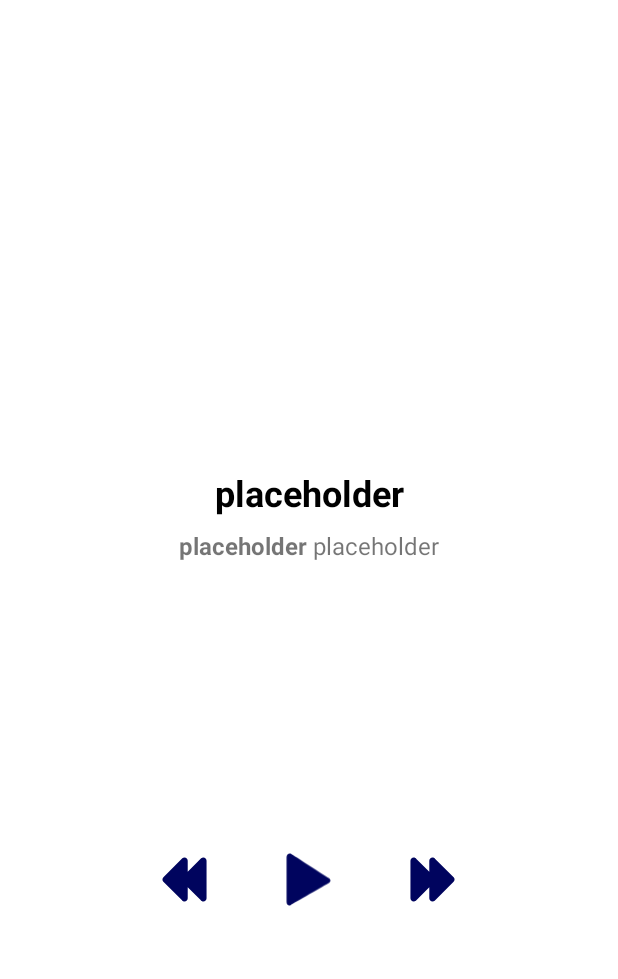
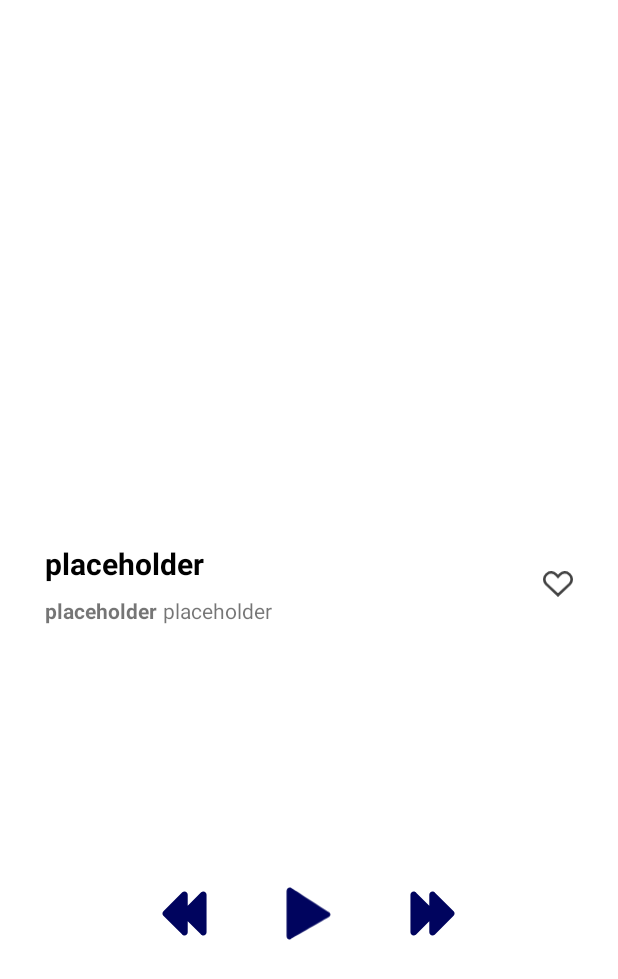
Before and after one commit to LeoKwo/wavelength, an Android app: the layout activity_player.xml on its own in the app's theme, with its tools: preview values and no code run, on a phone screen of 412 x 824 dp. Shown: the top 979 px of the screen. Run offline under Robolectric (Android 15) with nearby library versions, the phone set to English and light mode, and no system bars.

Commit message:
users can now favorite/unfavorite a song

```diff
--- a/app/src/main/java/com/example/wavelength/api/MusicAPI.kt
+++ b/app/src/main/java/com/example/wavelength/api/MusicAPI.kt
@@ -3,10 +3,14 @@ package com.example.wavelength.api
 import com.example.wavelength.model.Song
 import retrofit2.Response
 import retrofit2.http.GET
+import retrofit2.http.POST
+import retrofit2.http.Path
 
 interface MusicAPI {
     // for testing
     @GET("all")
     suspend fun getSongs(): Response<List<Song>>
 
+    @POST("fav/{id}/{fav}")
+    suspend fun favSong(@Path("id") id: String, @Path("fav") fav: Boolean)
 }
--- /dev/null
+++ b/app/src/main/res/drawable/ic_heart_outline.xml
@@ -0,0 +1,11 @@
+<vector xmlns:android="http://schemas.android.com/apk/res/android"
+    android:width="230dp"
+    android:height="198dp"
+    android:viewportWidth="230"
+    android:viewportHeight="198">
+  <path
+      android:pathData="M28.31,24.27L28.31,24.26C48.79,5.1 80.93,6.16 100.11,26.64L100.15,26.69L100.2,26.73L107.79,34.64L115,42.14L122.21,34.64L129.8,26.73L129.85,26.69L129.89,26.64C149.07,6.16 181.21,5.1 201.7,24.26L201.7,24.27L203.92,26.35C203.92,26.35 203.92,26.35 203.92,26.35C203.92,26.35 203.92,26.35 203.92,26.35C224.32,45.45 225.45,77.43 206.5,97.92L115,183.74L23.5,97.92C4.55,77.43 5.68,45.45 26.08,26.35C26.08,26.35 26.08,26.35 26.08,26.35C26.08,26.35 26.08,26.35 26.08,26.35L28.31,24.27Z"
+      android:strokeWidth="20"
+      android:fillColor="#00000000"
+      android:strokeColor="#000000"/>
+</vector>
--- a/app/src/main/res/layout/activity_player.xml
+++ b/app/src/main/res/layout/activity_player.xml
@@ -6,10 +6,19 @@
     android:layout_height="match_parent"
     tools:context=".PlayerActivity">
 
+    <androidx.appcompat.widget.Toolbar
+        android:id="@+id/tbPlayer"
+        app:layout_constraintTop_toTopOf="parent"
+        android:layout_width="match_parent"
+        android:layout_height="50dp"
+        >
+
+    </androidx.appcompat.widget.Toolbar>
+
     <ImageView
         android:id="@+id/ivAlbumArt"
-        android:layout_width="250dp"
-        android:layout_height="250dp"
+        android:layout_width="300dp"
+        android:layout_height="300dp"
         android:layout_marginTop="50dp"
         app:layout_constraintStart_toStartOf="parent"
         app:layout_constraintEnd_toEndOf="parent"
@@ -22,10 +31,10 @@
         android:layout_width="wrap_content"
         android:layout_height="wrap_content"
         app:layout_constraintStart_toStartOf="parent"
-        app:layout_constraintEnd_toEndOf="parent"
         app:layout_constraintTop_toBottomOf="@id/ivAlbumArt"
-        android:textSize="24sp"
+        android:textSize="20sp"
         android:layout_marginTop="12dp"
+        android:layout_marginLeft="30dp"
         android:textStyle="bold"
         android:text="placeholder"
         android:textColor="@color/black"
@@ -36,9 +45,9 @@
         android:layout_width="wrap_content"
         android:layout_height="wrap_content"
         android:layout_marginTop="4dp"
+        android:layout_marginLeft="30dp"
         app:layout_constraintTop_toBottomOf="@id/tvSongTitle"
         app:layout_constraintStart_toStartOf="parent"
-        app:layout_constraintEnd_toEndOf="parent"
         >
         <TextView
             android:id="@+id/tvSongArtist"
@@ -46,7 +55,7 @@
             android:layout_height="wrap_content"
             android:layout_marginTop="4dp"
             android:layout_marginRight="4dp"
-            android:textSize="16sp"
+            android:textSize="14sp"
             android:text="placeholder"
             android:textStyle="bold"
             />
@@ -56,10 +65,21 @@
             android:layout_width="wrap_content"
             android:layout_height="wrap_content"
             android:layout_marginTop="4dp"
-            android:textSize="16sp"
+            android:textSize="14sp"
             android:text="placeholder"
             />
     </androidx.appcompat.widget.LinearLayoutCompat>
+
+    <ImageView
+        android:id="@+id/ivFav"
+        app:layout_constraintEnd_toEndOf="parent"
+        app:layout_constraintTop_toTopOf="@id/tvSongTitle"
+        app:layout_constraintBottom_toBottomOf="@id/llArtistAlbum"
+        android:layout_marginRight="30dp"
+        android:layout_width="20dp"
+        android:layout_height="20dp"
+        android:src="@drawable/ic_heart_outline"
+        app:tint="@color/dark_gray" />
 
     <androidx.appcompat.widget.LinearLayoutCompat
         android:id="@+id/clControl"
--- a/app/src/main/res/layout/item_song.xml
+++ b/app/src/main/res/layout/item_song.xml
@@ -70,12 +70,11 @@
         app:layout_constraintRight_toRightOf="parent"
         app:layout_constraintTop_toTopOf="parent"
         app:layout_constraintBottom_toBottomOf="parent"
-        android:visibility="invisible"
         android:layout_marginLeft="8dp"
         android:layout_width="20dp"
         android:layout_height="20dp"
-        android:src="@drawable/ic_heart"
-        android:tint="@color/red"
+        android:src="@drawable/ic_heart_outline"
+        android:tint="@color/dark_gray"
         >
 
     </androidx.appcompat.widget.AppCompatImageView>
--- a/app/src/main/res/values/colors.xml
+++ b/app/src/main/res/values/colors.xml
@@ -4,6 +4,7 @@
     <color name="white">#FFFFFFFF</color>
     <color name="red">#FF2E2E</color>
     <color name="gray">#DBDBDB</color>
+    <color name="dark_gray">#424242</color>
     <color name="dark_blue">#00045E</color>
     <color name="blue">#0007A1</color>
     <color name="orange">#FF4E36</color>
```
Also changed, not shown: app/src/main/java/com/example/wavelength/PlayerActivity.kt (+55 -15 lines), app/src/main/java/com/example/wavelength/adapter/MusicAdapter.kt (+11 -50 lines), app/src/main/java/com/example/wavelength/mediaPlayerInstance/MediaPlayerInstance.kt (deleted, +0 -14 lines), app/src/main/java/com/example/wavelength/service/MusicAPIService.kt (added, +12 -0 lines), app/src/main/java/com/example/wavelength/songList/SongListFragment.kt (+10 -16 lines), app/src/main/res/drawable/ic_back.xml (added, +9 -0 lines).
